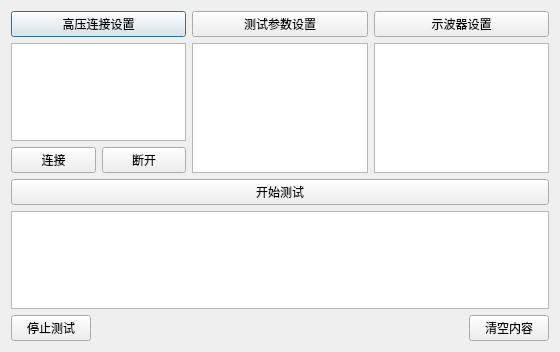
Before: the Qt Designer form main_dialog.ui in curious-heart/X-exposer-tool, drawn with Qt 5.
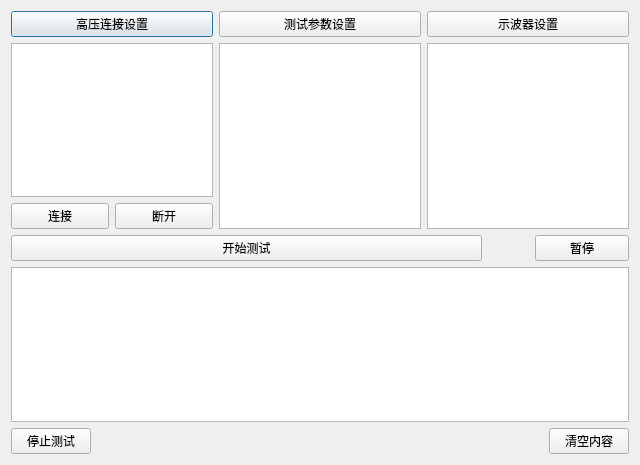
After: the same form once the commit is applied.

Commit message: Add the pause-recover function. seems works fine. need further test.

Diff of the .ui file:
```diff
--- a/main_dialog.ui
+++ b/main_dialog.ui
@@ -6,8 +6,8 @@
    <rect>
     <x>0</x>
     <y>0</y>
-    <width>560</width>
-    <height>352</height>
+    <width>640</width>
+    <height>465</height>
    </rect>
   </property>
   <property name="sizePolicy">
@@ -121,6 +121,8 @@
     </layout>
    </item>
    <item>
+    <layout class="QHBoxLayout" name="horizontalLayout_4" stretch="10,1,2">
+     <item>
     <widget class="QPushButton" name="startTestBtn">
      <property name="sizePolicy">
       <sizepolicy hsizetype="Expanding" vsizetype="Fixed">
@@ -132,6 +134,28 @@
       <string>开始测试</string>
      </property>
     </widget>
+     </item>
+     <item>
+      <spacer name="horizontalSpacer_2">
+       <property name="orientation">
+        <enum>Qt::Horizontal</enum>
+       </property>
+       <property name="sizeHint" stdset="0">
+        <size>
+         <width>40</width>
+         <height>20</height>
+        </size>
+       </property>
+      </spacer>
+     </item>
+     <item>
+      <widget class="QPushButton" name="pauseTestBtn">
+       <property name="text">
+        <string>暂停</string>
+       </property>
+      </widget>
+     </item>
+    </layout>
    </item>
    <item>
     <widget class="QTextEdit" name="testInfoDisplayTxt">
```
Lines whose indentation alone changed are shown as unchanged. The commit also changes 4 other files.
